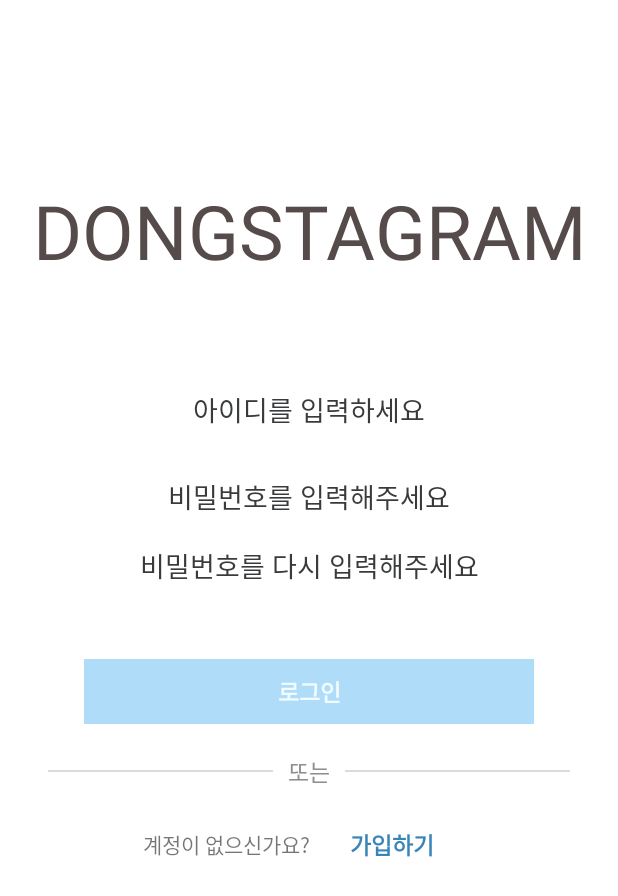
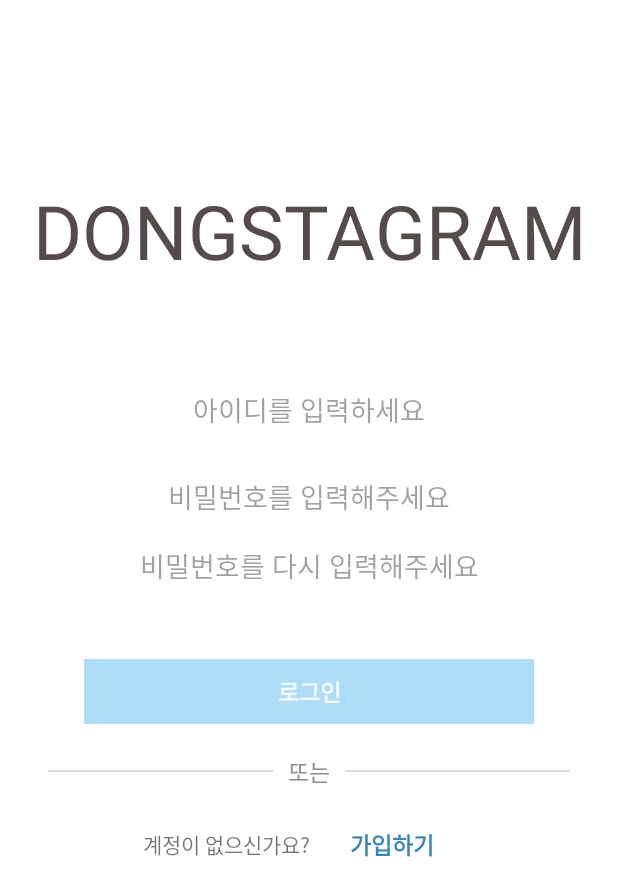
Before and after one commit to N0mercy00/Study01_Kotlin, an Android app: the screen it shows after launch (EmailSignupActivity), on a phone screen of 412 x 824 dp. Shown: the top 896 px of the screen. Run offline under Robolectric (Android 15) with nearby library versions, the phone set to English and light mode, and no system bars.

Commit message:
DONGSTAGRAM example1

```diff
--- a/app/src/main/res/layout/activity_email_signup.xml
+++ b/app/src/main/res/layout/activity_email_signup.xml
@@ -35,7 +35,7 @@
             android:background="#ffffff"
             android:hint="아이디를 입력하세요"
             android:layout_marginBottom="18dp"
-            android:textColorHint="#383A3C"/>
+            android:textColorHint="#79383A3C"/>
         <EditText
             android:id="@+id/et_password1_inputbox"
             android:layout_width="match_parent"
@@ -45,7 +45,7 @@
             android:background="#ffffff"
             android:hint="비밀번호를 입력해주세요"
             android:layout_marginBottom="6dp"
-            android:textColorHint="#383A3C"/>
+            android:textColorHint="#79383A3C"/>
         <EditText
             android:id="@+id/et_password2_inputbox"
             android:layout_width="match_parent"
@@ -55,7 +55,7 @@
             android:background="#ffffff"
             android:hint="비밀번호를 다시 입력해주세요"
             android:layout_marginBottom="6dp"
-            android:textColorHint="#383A3C"/>
+            android:textColorHint="#79383A3C"/>
 
     </LinearLayout>
 
```
